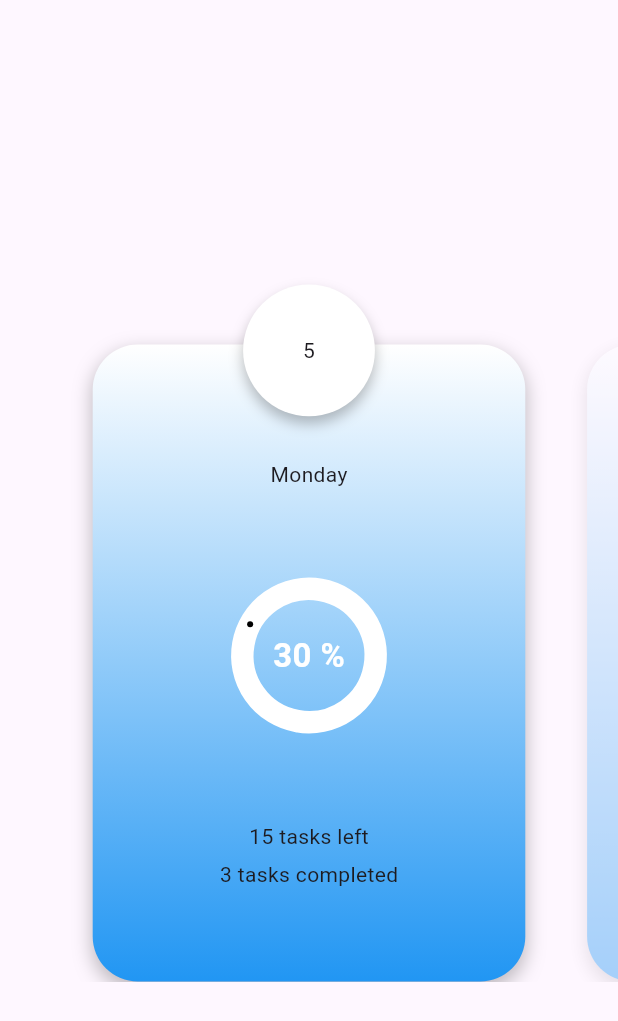
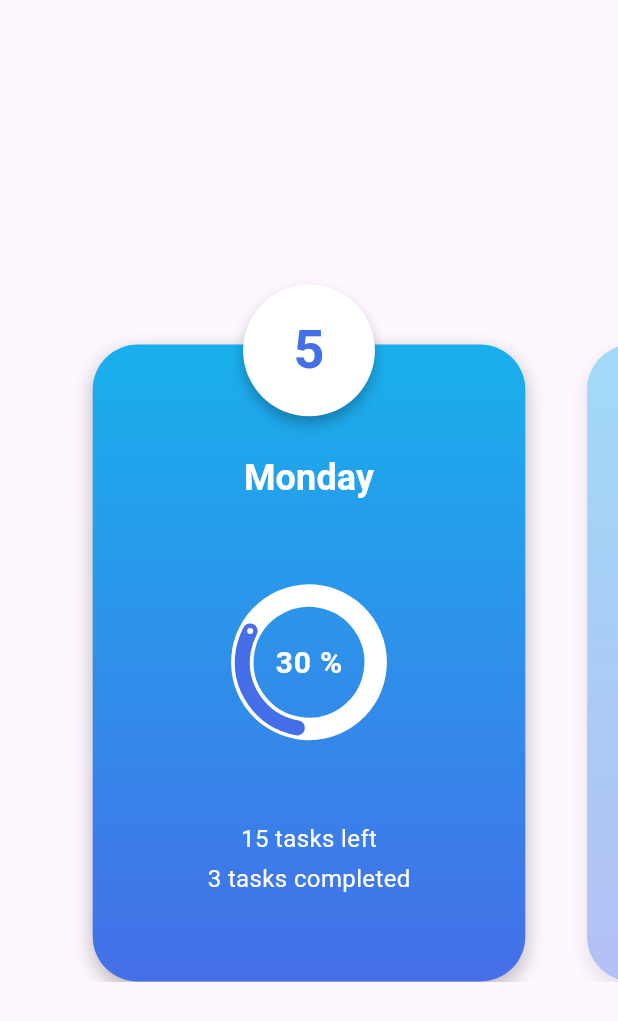
Before and after one commit to draxexx/weekly_planner, a Flutter app: the screen it shows after launch, on a phone screen of 412 x 824 dp. Shown: the top 1021 px of the screen. Run offline on Flutter 3.47's test engine with Material 3 defaults, Android fonts, the phone set to English and light mode, and no system bars; drawn by our look-alikes of sleek_circular_slider; our stand-ins replace get.

Commit message:
create routine card, theme

```diff
--- a/lib/feature/home/widgets/routine_card_item_child.dart
+++ b/lib/feature/home/widgets/routine_card_item_child.dart
@@ -1,5 +1,7 @@
 import 'package:flutter/material.dart';
+import 'package:weekly_planner/product/init/theme/app_theme_getter.dart';
 import 'package:weekly_planner/product/widgets/custom_sleek_circular_slider.dart';
+import 'package:weekly_planner/product/widgets/custom_text.dart';
 
 class RoutineCardItemChild extends StatelessWidget {
   const RoutineCardItemChild({super.key});
@@ -8,16 +10,31 @@ class RoutineCardItemChild extends StatelessWidget {
   Widget build(BuildContext context) {
     return Container(
       margin: const EdgeInsets.only(top: 15),
-      child: const Column(
+      child: Column(
         mainAxisAlignment: MainAxisAlignment.spaceEvenly,
         children: [
-          Text("Monday"),
-          CustomSleekCircularSlider(initialValue: 30),
+          CustomText(
+            text: "Monday",
+            style: AppThemeGetter(context).textTheme.titleSmall!.copyWith(
+                  color: AppThemeGetter(context).colorScheme.tertiary,
+                ),
+          ),
+          const CustomSleekCircularSlider(initialValue: 30),
           Column(
             children: [
-              Text("15 tasks left"),
-              SizedBox(height: 5),
-              Text("3 tasks completed"),
+              CustomText(
+                text: "15 tasks left",
+                style: AppThemeGetter(context).textTheme.bodyMedium!.copyWith(
+                      color: AppThemeGetter(context).colorScheme.tertiary,
+                    ),
+              ),
+              const SizedBox(height: 4),
+              CustomText(
+                text: "3 tasks completed",
+                style: AppThemeGetter(context).textTheme.bodyMedium!.copyWith(
+                      color: AppThemeGetter(context).colorScheme.tertiary,
+                    ),
+              ),
             ],
           ),
         ],
--- a/lib/feature/home/widgets/routine_card_item_top_number.dart
+++ b/lib/feature/home/widgets/routine_card_item_top_number.dart
@@ -1,7 +1,9 @@
 import 'package:flutter/material.dart';
+import 'package:weekly_planner/product/init/theme/app_theme_getter.dart';
 import 'package:weekly_planner/product/utils/colors.dart';
 import 'package:weekly_planner/product/utils/custom_box_shadow.dart';
 import 'package:weekly_planner/product/utils/size_config.dart';
+import 'package:weekly_planner/product/widgets/custom_text.dart';
 
 class RoutineCardItemTopNumber extends StatelessWidget {
   const RoutineCardItemTopNumber({
@@ -28,7 +30,13 @@ class RoutineCardItemTopNumber extends StatelessWidget {
         ],
       ),
       child: Center(
-        child: Text(text),
+        child: CustomText(
+          text: "5",
+          style: AppThemeGetter(context).textTheme.titleLarge!.copyWith(
+                color: AppThemeGetter(context).colorScheme.primary,
+              ),
+          textAlign: TextAlign.center,
+        ),
       ),
     );
   }
--- a/lib/main.dart
+++ b/lib/main.dart
@@ -1,5 +1,6 @@
 import 'package:flutter/material.dart';
 import 'package:get/route_manager.dart';
+import 'package:weekly_planner/product/init/theme/app_theme_builder.dart';
 
 import 'feature/home/screen/home_screen.dart';
 
@@ -15,9 +16,7 @@ class MyApp extends StatelessWidget {
     return GetMaterialApp(
       debugShowCheckedModeBanner: false,
       title: 'Flutter Demo',
-      theme: ThemeData(
-        primarySwatch: Colors.blue,
-      ),
+      theme: AppThemeBuilder(context).themeData,
       home: const HomeScreen(),
     );
   }
--- /dev/null
+++ b/lib/product/init/theme/app_theme_builder.dart
@@ -0,0 +1,39 @@
+import 'package:flutter/material.dart';
+import 'package:weekly_planner/product/utils/colors.dart';
+import 'package:weekly_planner/product/utils/custom_text_style.dart';
+
+class AppThemeBuilder {
+  BuildContext context;
+  AppThemeBuilder(this.context) {
+    themeData = lightTheme;
+  }
+
+  ThemeData themeData = ThemeData();
+
+  ThemeData get lightTheme => ThemeData(
+        colorScheme: themeData.colorScheme.copyWith(
+          primary: CustomColors.blue,
+          secondary: CustomColors.lightBlue,
+          tertiary: CustomColors.white,
+        ),
+        primaryColor: CustomColors.black,
+        secondaryHeaderColor: CustomColors.white,
+        textTheme: TextTheme(
+          bodySmall: CustomTextStyle(context).style(fontSize: 12),
+          bodyMedium: CustomTextStyle(context).style(fontSize: 16),
+          bodyLarge: CustomTextStyle(context).style(fontSize: 20),
+          titleSmall: CustomTextStyle(context).style(
+            fontSize: 24,
+            fontWeight: FontWeight.bold,
+          ),
+          titleMedium: CustomTextStyle(context).style(
+            fontSize: 32,
+            fontWeight: FontWeight.bold,
+          ),
+          titleLarge: CustomTextStyle(context).style(
+            fontSize: 36,
+            fontWeight: FontWeight.bold,
+          ),
+        ),
+      );
+}
--- /dev/null
+++ b/lib/product/init/theme/app_theme_getter.dart
@@ -0,0 +1,11 @@
+import 'package:flutter/material.dart';
+
+class AppThemeGetter {
+  final BuildContext context;
+
+  AppThemeGetter(this.context);
+
+  TextTheme get textTheme => Theme.of(context).textTheme;
+  ColorScheme get colorScheme => Theme.of(context).colorScheme;
+  ThemeData get themeData => Theme.of(context);
+}
--- a/lib/product/utils/colors.dart
+++ b/lib/product/utils/colors.dart
@@ -3,4 +3,6 @@ import 'package:flutter/material.dart';
 abstract class CustomColors {
   static const Color white = Color(0xFFFFFFFF);
   static const Color black = Color(0xFF000000);
+  static const Color blue = Color(0xFF456fe8);
+  static const Color lightBlue = Color(0xFF19b0ec);
 }
--- a/lib/product/utils/custom_linear_gradient.dart
+++ b/lib/product/utils/custom_linear_gradient.dart
@@ -1,18 +1,24 @@
 import 'package:flutter/material.dart';
+import 'package:weekly_planner/product/init/theme/app_theme_getter.dart';
 
 class CustomLinearGradient {
+  final BuildContext context;
+
+  CustomLinearGradient({required this.context});
+
   LinearGradient linearGradient({
     AlignmentGeometry begin = Alignment.topCenter,
     AlignmentGeometry end = Alignment.bottomCenter,
-    List<Color> colors = const [
-      Colors.white,
-      Colors.blue,
-    ],
+    List<Color>? colors,
   }) {
     return LinearGradient(
       begin: begin,
       end: end,
-      colors: colors,
+      colors: colors ??
+          [
+            AppThemeGetter(context).colorScheme.secondary,
+            AppThemeGetter(context).colorScheme.primary,
+          ],
     );
   }
 }
--- /dev/null
+++ b/lib/product/utils/custom_text_style.dart
@@ -0,0 +1,20 @@
+import 'package:flutter/material.dart';
+import 'package:weekly_planner/product/init/theme/app_theme_getter.dart';
+
+class CustomTextStyle {
+  final BuildContext context;
+
+  CustomTextStyle(this.context);
+
+  TextStyle style({
+    required double fontSize,
+    Color? color,
+    FontWeight fontWeight = FontWeight.w400,
+  }) {
+    return TextStyle(
+      fontSize: fontSize,
+      color: AppThemeGetter(context).themeData.primaryColor,
+      fontWeight: fontWeight,
+    );
+  }
+}
--- a/lib/product/widgets/custom_card.dart
+++ b/lib/product/widgets/custom_card.dart
@@ -22,7 +22,7 @@ class CustomCard extends StatelessWidget {
       width: SizeConfig.screenWidth! * width,
       decoration: BoxDecoration(
         borderRadius: BorderRadius.circular(borderRadius),
-        gradient: CustomLinearGradient().linearGradient(),
+        gradient: CustomLinearGradient(context: context).linearGradient(),
         boxShadow: [
           CustomBoxShadow().boxShadow(),
         ],
--- a/lib/product/widgets/custom_sleek_circular_slider.dart
+++ b/lib/product/widgets/custom_sleek_circular_slider.dart
@@ -1,6 +1,6 @@
 import 'package:flutter/material.dart';
 import 'package:sleek_circular_slider/sleek_circular_slider.dart';
-import 'package:weekly_planner/product/utils/colors.dart';
+import 'package:weekly_planner/product/init/theme/app_theme_getter.dart';
 import 'package:weekly_planner/product/utils/size_config.dart';
 
 class CustomSleekCircularSlider extends StatelessWidget {
@@ -10,15 +10,15 @@ class CustomSleekCircularSlider extends StatelessWidget {
     this.min = 0,
     this.max = 100,
     this.size = 90,
-    this.trackColor = CustomColors.white,
-    this.progressBarColor = CustomColors.white,
-    this.dotColor = CustomColors.black,
+    this.trackColor,
+    this.progressBarColor,
+    this.dotColor,
     this.trackWidth = 15,
     this.progressBarWidth = 10,
   });
 
   final double initialValue, size, trackWidth, progressBarWidth, min, max;
-  final Color trackColor, progressBarColor, dotColor;
+  final Color? trackColor, progressBarColor, dotColor;
 
   @override
   Widget build(BuildContext context) {
@@ -31,20 +31,21 @@ class CustomSleekCircularSlider extends StatelessWidget {
         startAngle: 100,
         angleRange: 360,
         customColors: CustomSliderColors(
-          trackColor: trackColor,
-          progressBarColor: progressBarColor,
-          dotColor: Colors.black,
+          trackColor:
+              trackColor ?? AppThemeGetter(context).colorScheme.tertiary,
+          progressBarColor:
+              progressBarColor ?? AppThemeGetter(context).colorScheme.primary,
+          dotColor: dotColor ?? AppThemeGetter(context).colorScheme.tertiary,
         ),
         customWidths: CustomSliderWidths(
           trackWidth: trackWidth,
           progressBarWidth: progressBarWidth,
         ),
         infoProperties: InfoProperties(
-          mainLabelStyle: TextStyle(
-            color: CustomColors.white,
-            fontWeight: FontWeight.bold,
-            fontSize: getProportionateScreenWidth(20),
-          ),
+          mainLabelStyle: AppThemeGetter(context).textTheme.bodyLarge!.copyWith(
+                color: AppThemeGetter(context).colorScheme.tertiary,
+                fontWeight: FontWeight.bold,
+              ),
         ),
       ),
     );
--- /dev/null
+++ b/lib/product/widgets/custom_text.dart
@@ -0,0 +1,24 @@
+import 'package:flutter/material.dart';
+import 'package:weekly_planner/product/init/theme/app_theme_getter.dart';
+
+class CustomText extends StatelessWidget {
+  const CustomText({
+    super.key,
+    required this.text,
+    this.style,
+    this.textAlign = TextAlign.start,
+  });
+
+  final String text;
+  final TextStyle? style;
+  final TextAlign textAlign;
+
+  @override
+  Widget build(BuildContext context) {
+    return Text(
+      text,
+      style: style ?? AppThemeGetter(context).textTheme.bodyMedium,
+      textAlign: textAlign,
+    );
+  }
+}
```
